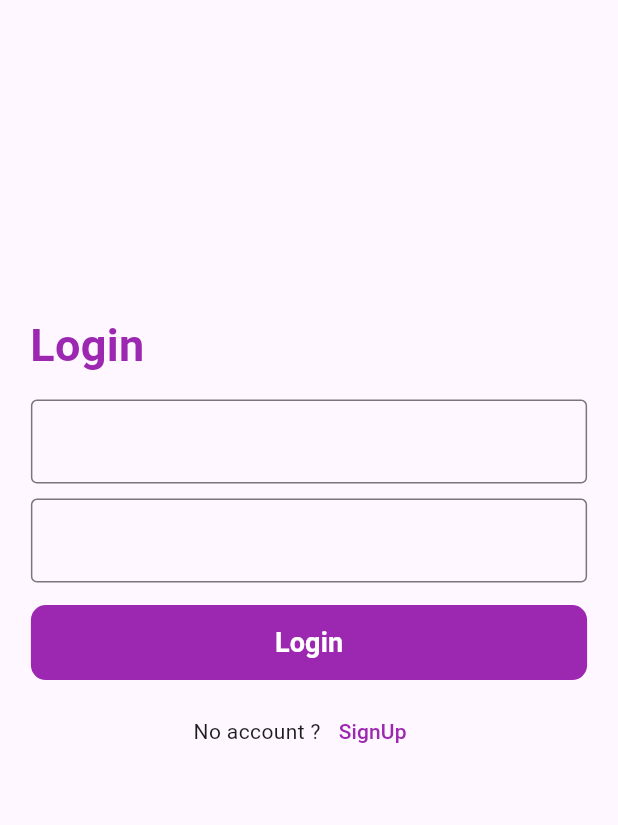
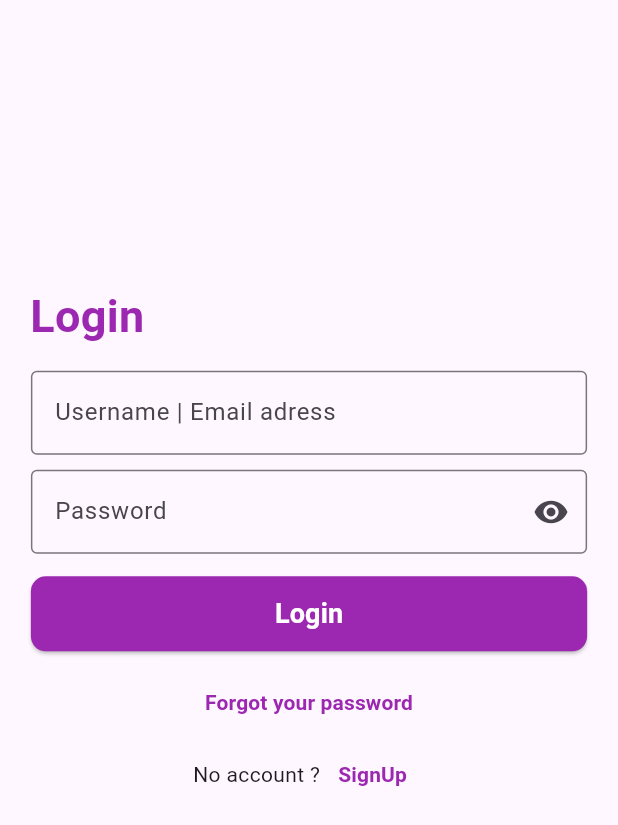
Before and after one commit to Rishammhd/to_do_app, a Flutter app: the screen it shows after launch, on a phone screen of 412 x 824 dp. Shown: the top 825 px of the screen. Run offline on Flutter 3.47's test engine with Material 3 defaults, Android fonts, the phone set to English and light mode, and no system bars.

Commit message:
Login page is completed

```diff
--- a/lib/main.dart
+++ b/lib/main.dart
@@ -1,5 +1,7 @@
 import 'package:flutter/material.dart';
+import 'package:to_do_app/pages/homescreen.dart';
 import 'package:to_do_app/pages/loginscreen.dart';
+import 'package:to_do_app/pages/signup.dart';
 
 void main() {
   runApp(ToDoApp());
@@ -12,7 +14,14 @@ class ToDoApp extends StatelessWidget {
   Widget build(BuildContext context) {
     return MaterialApp(
       theme: ThemeData(primaryColor: Colors.purple),
-      home: Loginscreen(),
+      // home: Loginscreen(),
+      initialRoute: "/",
+      routes: {
+        '/': (context) => Loginscreen(),
+        "/loginscreen": (context) => Loginscreen(),
+        "/homescreen": (context) => Homescreen(),
+        "/signup": (context) => Signup(),
+      },
     );
   }
 }
--- a/lib/pages/loginscreen.dart
+++ b/lib/pages/loginscreen.dart
@@ -1,7 +1,18 @@
 import 'package:flutter/material.dart';
+import 'package:to_do_app/pages/homescreen.dart';
 
-class Loginscreen extends StatelessWidget {
+class Loginscreen extends StatefulWidget {
   const Loginscreen({super.key});
+
+  @override
+  State<Loginscreen> createState() => _LoginscreenState();
+}
+
+class _LoginscreenState extends State<Loginscreen> {
+  bool _showpassword = true;
+  final _formkey = GlobalKey<FormState>();
+  final TextEditingController _username = TextEditingController();
+  final TextEditingController _password = TextEditingController();
 
   @override
   Widget build(BuildContext context) {
@@ -9,6 +20,8 @@ class Loginscreen extends StatelessWidget {
       resizeToAvoidBottomInset: false,
       body: SafeArea(
         child: Center(
+          child: Form(
+            key: _formkey,
             child: Column(
               crossAxisAlignment: CrossAxisAlignment.start,
               children: [
@@ -31,7 +44,17 @@ class Loginscreen extends StatelessWidget {
                   child: SizedBox(
                     width: MediaQuery.of(context).size.width * 0.9,
                     child: TextFormField(
-                    decoration: InputDecoration(border: OutlineInputBorder()),
+                      controller: _username,
+                      validator: (value) {
+                        if (value == null || value.isEmpty) {
+                          return "Please enter your username or email";
+                        }
+                        return null;
+                      },
+                      decoration: InputDecoration(
+                        border: OutlineInputBorder(),
+                        label: Text("Username | Email adress "),
+                      ),
                     ),
                   ),
                 ),
@@ -41,7 +64,30 @@ class Loginscreen extends StatelessWidget {
                   child: SizedBox(
                     width: MediaQuery.of(context).size.width * 0.9,
                     child: TextFormField(
-                    decoration: InputDecoration(border: OutlineInputBorder()),
+                      controller: _password,
+                      validator: (value) {
+                        if (value == null || value.isEmpty) {
+                          return "Please enter your password";
+                        }
+                        return null;
+                      },
+                      obscureText: _showpassword,
+                      decoration: InputDecoration(
+                        border: OutlineInputBorder(),
+                        labelText: "Password",
+                        suffixIcon: IconButton(
+                          onPressed: () {
+                            setState(() {
+                              _showpassword = !_showpassword;
+                            });
+                          },
+                          icon: Icon(
+                            _showpassword
+                                ? Icons.visibility
+                                : Icons.visibility_off,
+                          ),
+                        ),
+                      ),
                     ),
                   ),
                 ),
@@ -49,7 +95,14 @@ class Loginscreen extends StatelessWidget {
                 // Login Button
                 Center(
                   child: ElevatedButton(
-                  onPressed: null,
+                    onPressed: () {
+                      if (_formkey.currentState!.validate()) {
+                        Navigator.push(
+                          context,
+                          MaterialPageRoute(builder: (_) => Homescreen()),
+                        );
+                      }
+                    },
                     style: ButtonStyle(
                       minimumSize: WidgetStatePropertyAll(
                         Size(MediaQuery.of(context).size.width * 0.9, 50),
@@ -74,15 +127,39 @@ class Loginscreen extends StatelessWidget {
                   ),
                 ),
                 SizedBox(height: 10),
+                // FORGOT YOUR PASSWORD BUTTON
+                Row(
+                  mainAxisAlignment: MainAxisAlignment.center,
+                  children: [
+                    TextButton(
+                      onPressed: () {},
+
+                      child: Text(
+                        "Forgot your password",
+                        style: TextStyle(
+                          fontWeight: FontWeight.w700,
+                          color: Theme.of(context).primaryColor,
+                        ),
+                      ),
+                    ),
+                  ],
+                ),
+
+                // SIGNUP BUTTON
                 Row(
                   mainAxisAlignment: MainAxisAlignment.center,
                   children: [
                     Text("No account ?"),
                     TextButton(
-                    onPressed: null,
+                      onPressed: () {
+                        Navigator.pushReplacementNamed(context, "/signup");
+                      },
                       child: Text(
                         "SignUp",
-                      style: TextStyle(color: Theme.of(context).primaryColor),
+                        style: TextStyle(
+                          color: Theme.of(context).primaryColor,
+                          fontWeight: FontWeight.w700,
+                        ),
                       ),
                     ),
                   ],
@@ -92,6 +169,7 @@ class Loginscreen extends StatelessWidget {
             ),
           ),
         ),
+      ),
     );
   }
 }
```
Also changed, not shown: lib/pages/homescreen.dart (+12 -0 lines), lib/pages/signup.dart (added, +17 -0 lines). Lines whose indentation alone changed are shown as unchanged.
